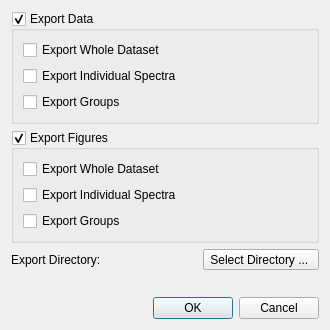
Old version of the form specdal/gui/pyqt/save_dialog.ui in the repository EnSpec/SpecDAL.
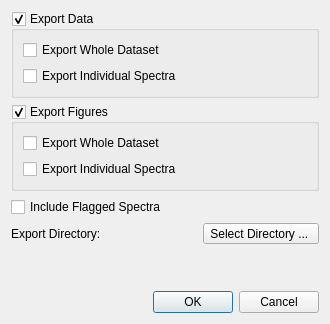
New version of the form.

Diff of the .ui file:
```diff
--- a/specdal/gui/pyqt/save_dialog.ui
+++ b/specdal/gui/pyqt/save_dialog.ui
@@ -7,7 +7,7 @@
     <x>0</x>
     <y>0</y>
     <width>330</width>
-    <height>330</height>
+    <height>324</height>
    </rect>
   </property>
   <property name="windowTitle">
@@ -37,13 +37,6 @@
         </property>
        </widget>
       </item>
-      <item>
-       <widget class="QCheckBox" name="checkBox_3">
-        <property name="text">
-         <string>Export Groups</string>
-        </property>
-       </widget>
-      </item>
      </layout>
     </widget>
    </item>
@@ -73,16 +66,16 @@
         </property>
        </widget>
       </item>
-      <item>
-       <widget class="QCheckBox" name="checkBox_4">
-        <property name="text">
-         <string>Export Groups</string>
-        </property>
-       </widget>
-      </item>
      </layout>
     </widget>
    </item>
+   <item>
+    <widget class="QCheckBox" name="includeFlags">
+     <property name="text">
+      <string>Include Flagged Spectra</string>
+     </property>
+    </widget>
+   </item>
    <item>
     <layout class="QHBoxLayout" name="horizontalLayout">
      <item>
```
Left out of the diff: 14 changed lines with no effect on the pictures.
